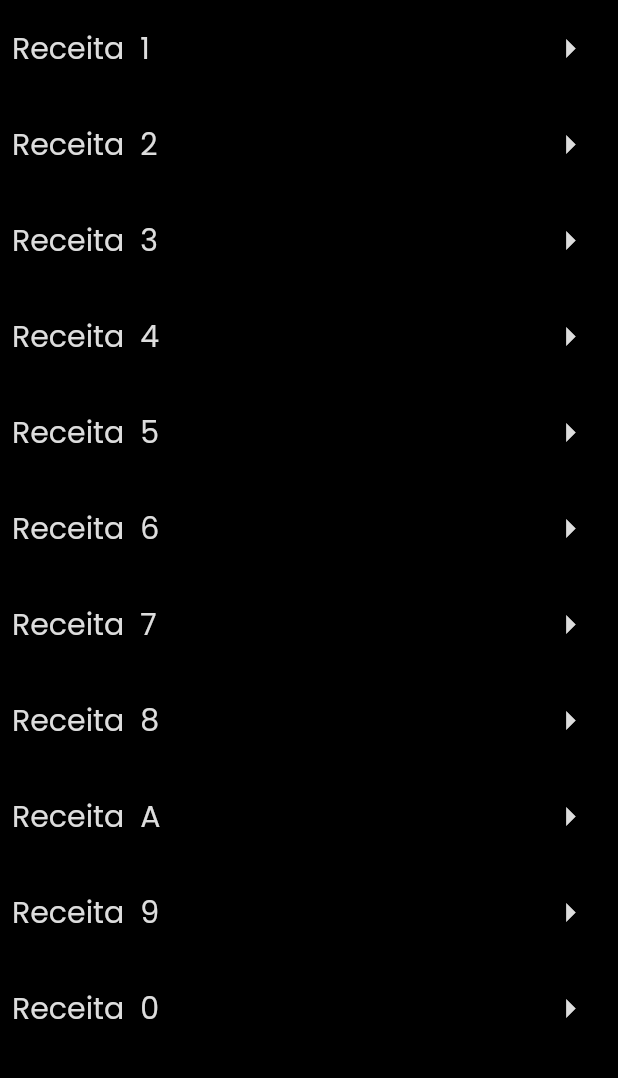
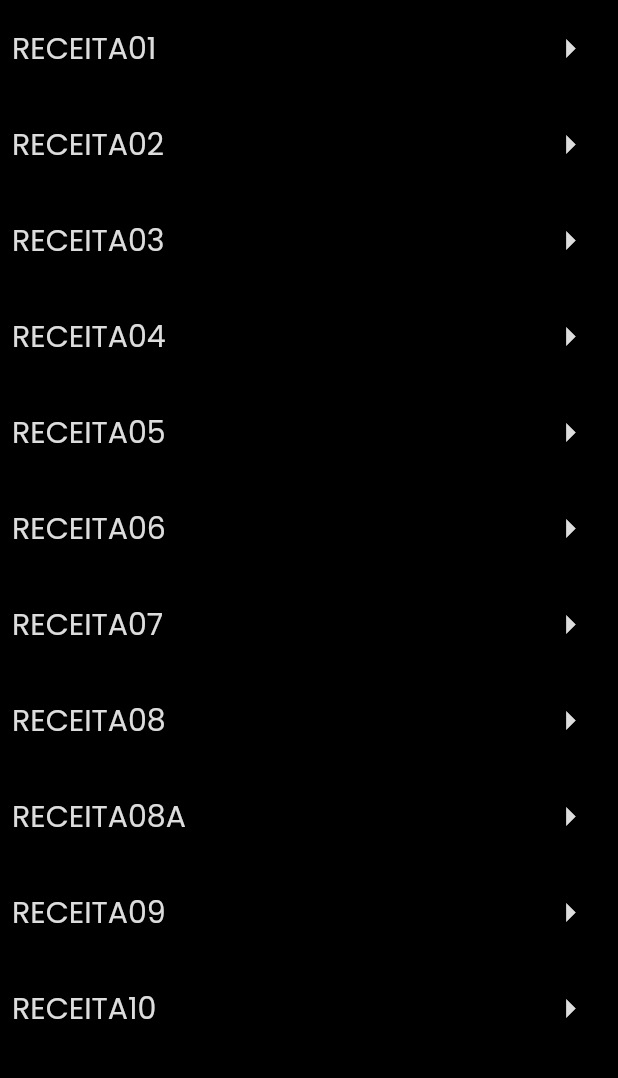
Before and after one commit to andersonstack/receitas, a Flutter app: the screen it shows after launch, on a phone screen of 412 x 824 dp, the part 84-1162 px from its top. Run offline on Flutter 3.47's test engine with Material 3 defaults, Android fonts, the phone set to English and light mode, and no system bars; our stand-ins replace flutter_hooks, google_fonts.

Commit message:
chore: adjust in UI 'rotas'

```diff
--- a/lib/main.dart
+++ b/lib/main.dart
@@ -76,7 +76,7 @@ class Home extends HookWidget {
                   mainAxisAlignment: MainAxisAlignment.spaceBetween,
                   children: [
                     Text(
-                      "${rota.replaceAll(rota, "Receita ")} ${rota[rota.length - 1]}",
+                      rota.replaceAll("/", "").toString().toUpperCase(),
                       style: Theme.of(context).textTheme.displayMedium,
                     ),
                     IconButton(
```
